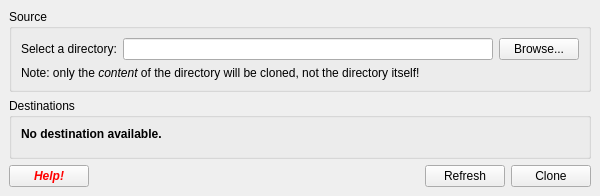
First picture: the form in MainWindow.ui, repository Folco68/4LN, before the edit.
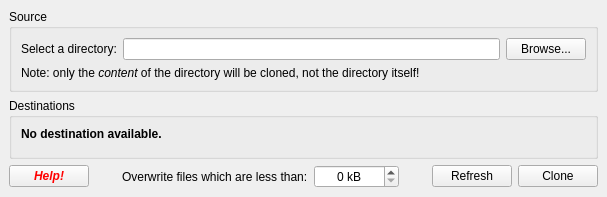
Second picture: the form after the edit. Custom widgets are drawn as their Qt base class.

Commit message: - added percentage in progress bar of progress windows - allowed to set accurately the overwrite size limit

What changed in the file:
```diff
--- a/MainWindow.ui
+++ b/MainWindow.ui
@@ -6,16 +6,10 @@
    <rect>
     <x>0</x>
     <y>0</y>
-    <width>600</width>
+    <width>607</width>
     <height>194</height>
    </rect>
   </property>
-  <property name="minimumSize">
-   <size>
-    <width>600</width>
-    <height>0</height>
-   </size>
-  </property>
   <widget class="QWidget" name="centralwidget">
    <layout class="QVBoxLayout" name="verticalLayout">
     <item>
@@ -221,6 +215,42 @@
         </property>
        </widget>
       </item>
+      <item>
+       <spacer name="HSpacerButtons2">
+        <property name="orientation">
+         <enum>Qt::Horizontal</enum>
+        </property>
+        <property name="sizeHint" stdset="0">
+         <size>
+          <width>40</width>
+          <height>20</height>
+         </size>
+        </property>
+       </spacer>
+      </item>
+      <item>
+       <widget class="QLabel" name="LabelOverwriteSize">
+        <property name="text">
+         <string>Overwrite files which are less than:</string>
+        </property>
+       </widget>
+      </item>
+      <item>
+       <widget class="QSpinBox" name="SpinboxOverwriteSize">
+        <property name="alignment">
+         <set>Qt::AlignCenter</set>
+        </property>
+        <property name="suffix">
+         <string> kB</string>
+        </property>
+        <property name="maximum">
+         <number>1000000</number>
+        </property>
+        <property name="singleStep">
+         <number>1000</number>
+        </property>
+       </widget>
+      </item>
       <item>
        <spacer name="HSpacerButtons">
         <property name="orientation">
```
The commit also changes 9 other files.
